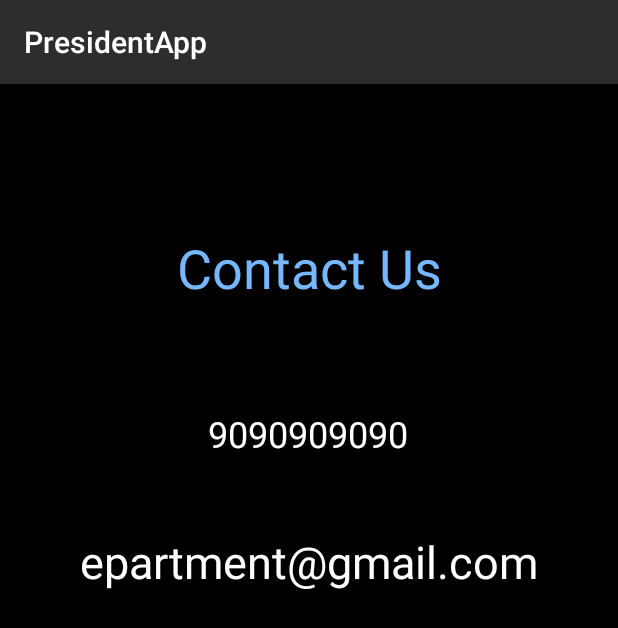
After one commit to kapilk62/PresidentApp, an Android app: the ContactsActivity screen opened directly, with no data from a screen before it, on a phone screen of 412 x 824 dp. The commit adds this screen. Shown: the top 628 px of the screen. Run offline under Robolectric (Android 15) with nearby library versions, the phone set to English and light mode, and no system bars; Roboto replaces fonts that are not available here.

Commit message:
Contact us complete by kapil

```diff
--- /dev/null
+++ b/app/src/main/java/com/example/presidentapp/ContactsActivity.java
@@ -0,0 +1,28 @@
+package com.example.presidentapp;
+
+import androidx.appcompat.app.AppCompatActivity;
+
+import android.content.Intent;
+import android.net.Uri;
+import android.os.Bundle;
+import android.view.View;
+
+public class ContactsActivity extends AppCompatActivity {
+
+    @Override
+    protected void onCreate(Bundle savedInstanceState) {
+        super.onCreate(savedInstanceState);
+        setContentView(R.layout.activity_contactus);
+
+    }
+
+    public void phoneapp(View view){
+        Intent phoneIntent=new Intent(Intent.ACTION_VIEW, Uri.parse("tel:9090900990"));
+        startActivity(phoneIntent);
+    }
+
+    public void mailapp(View view){
+        Intent mailIntent=new Intent(Intent.ACTION_VIEW, Uri.parse("mailto:epartment@gmail.com"));
+        startActivity(mailIntent);
+    }
+}
--- a/app/src/main/java/com/example/presidentapp/MainActivity.java
+++ b/app/src/main/java/com/example/presidentapp/MainActivity.java
@@ -9,7 +9,6 @@ import androidx.drawerlayout.widget.DrawerLayout;
 
 import android.content.Intent;
 import android.os.Bundle;
-import android.view.Gravity;
 import android.view.View;
 
 import com.google.android.material.navigation.NavigationView;
@@ -152,7 +151,8 @@ public class MainActivity extends AppCompatActivity implements View.OnClickListe
 
         else if(id==R.id.scontact_us)
         {
-
+            Intent i = new Intent(MainActivity.this, ContactsActivity.class);
+            startActivity(i);
         }
 
         DrawerLayout drawer1 =findViewById(R.id.drawer);
--- /dev/null
+++ b/app/src/main/res/layout/activity_contactus.xml
@@ -0,0 +1,57 @@
+<?xml version="1.0" encoding="utf-8"?>
+<androidx.constraintlayout.widget.ConstraintLayout xmlns:android="http://schemas.android.com/apk/res/android"
+    xmlns:app="http://schemas.android.com/apk/res-auto"
+    xmlns:tools="http://schemas.android.com/tools"
+    android:layout_width="match_parent"
+    android:layout_height="match_parent"
+    android:background="@color/black"
+
+    tools:context=".ContactsActivity">
+
+    <TextView
+        android:id="@+id/textView3"
+        android:layout_width="339dp"
+        android:layout_height="58dp"
+        android:text="Contact Us"
+        android:textAlignment="center"
+        android:textColor="@color/lightblue"
+        android:textSize="36sp"
+        app:layout_constraintBottom_toTopOf="@+id/numberbutton"
+        app:layout_constraintEnd_toEndOf="parent"
+        app:layout_constraintStart_toStartOf="parent"
+        app:layout_constraintTop_toTopOf="parent"
+        app:layout_constraintVertical_bias="0.617" />
+
+    <TextView
+        android:id="@+id/numberbutton"
+        android:layout_width="228dp"
+        android:layout_height="54dp"
+        android:clickable="true"
+        android:text="9090909090"
+        android:onClick="phoneapp"
+        android:textAlignment="center"
+        android:textColor="@color/white"
+        android:textSize="24sp"
+        app:layout_constraintBottom_toTopOf="@+id/textView6"
+        app:layout_constraintEnd_toEndOf="parent"
+        app:layout_constraintHorizontal_bias="0.497"
+        app:layout_constraintStart_toStartOf="parent"
+        app:layout_constraintTop_toTopOf="parent"
+        app:layout_constraintVertical_bias="0.888" />
+
+    <TextView
+        android:id="@+id/textView6"
+        android:layout_width="317dp"
+        android:layout_height="44dp"
+        android:text="epartment@gmail.com"
+        android:onClick="mailapp"
+        android:textAlignment="center"
+        android:textColor="#FFFFFF"
+        android:textSize="30sp"
+        app:layout_constraintBottom_toBottomOf="parent"
+        app:layout_constraintEnd_toEndOf="parent"
+        app:layout_constraintStart_toStartOf="parent"
+        app:layout_constraintTop_toBottomOf="@+id/textView3"
+        app:layout_constraintVertical_bias="0.25" />
+
+</androidx.constraintlayout.widget.ConstraintLayout>
```
Also changed, not shown: app/src/main/AndroidManifest.xml (+16 -4 lines).
